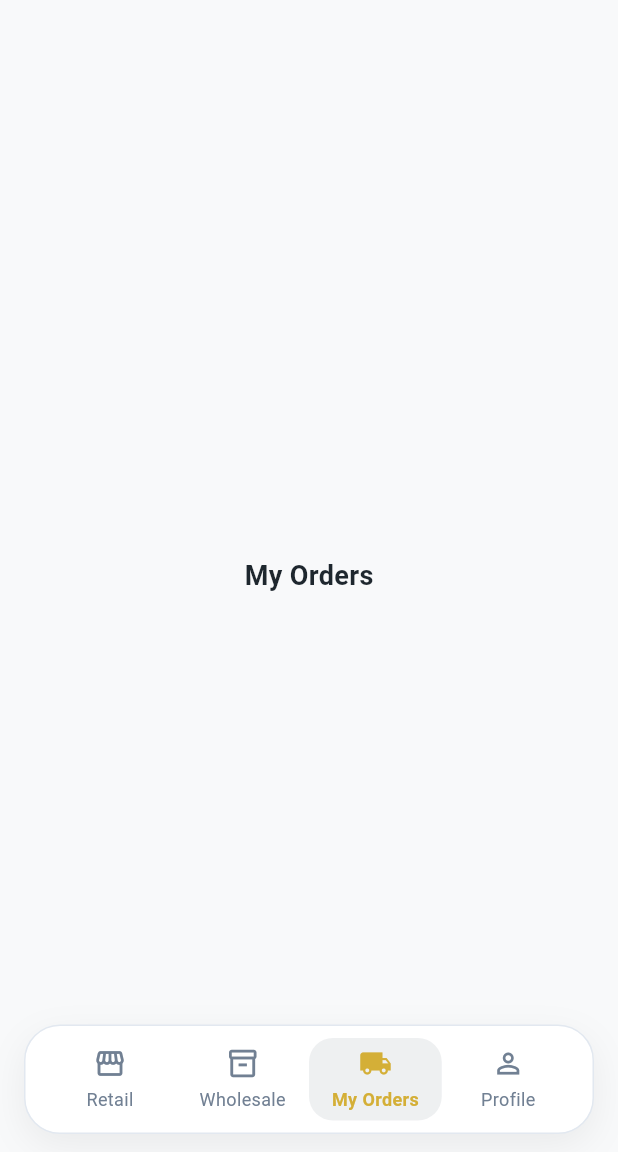
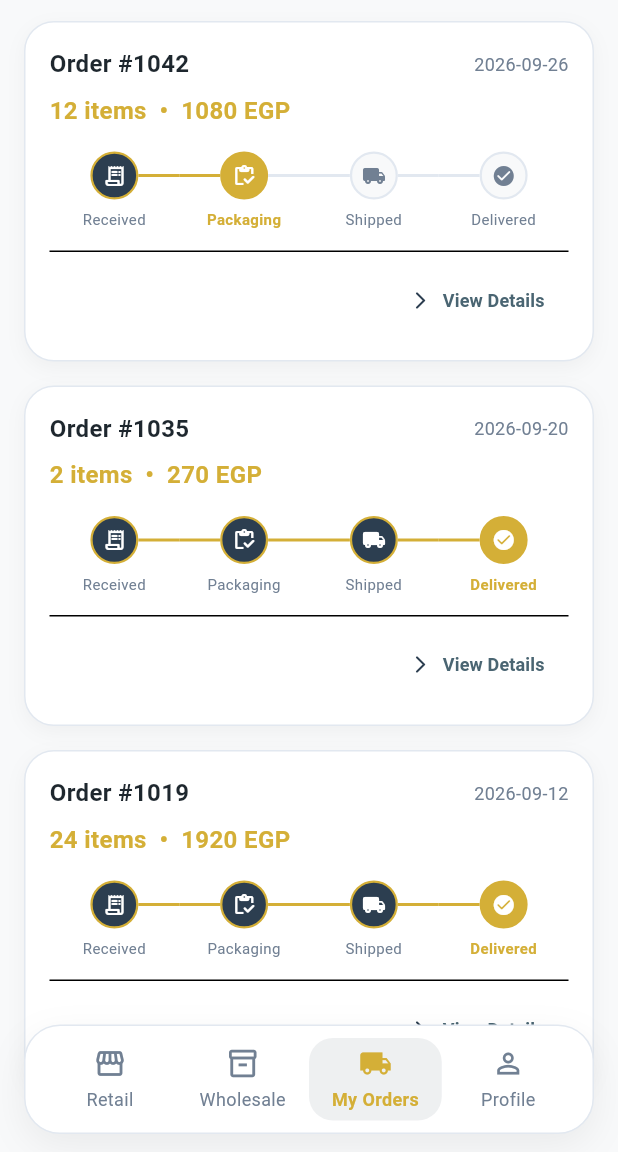
Before and after one commit to shimaakhaled1410-hue/mirrors-flutter, a Flutter app: the screen it shows after launch, item 3 of the bottom bar chosen, on a phone screen of 412 x 824 dp, the part 84-1236 px from its top. Run offline on Flutter 3.47's test engine with Material 3 defaults, Android fonts, the phone set to English and light mode, and no system bars; our stand-ins replace device_preview, go_router, google_fonts; Roboto replaces fonts that are missing (Cairo).

Commit message:
feat(orders): implement OrdersView with modular order cards and progress tracking stepper

```diff
--- /dev/null
+++ b/lib/data/models/order_ui_model.dart
@@ -0,0 +1,49 @@
+enum OrderStatus {
+  received(0),
+  preparing(1),
+  shipping(2),
+  delivered(3);
+
+  final int step;
+  const OrderStatus(this.step);
+}
+
+class OrderUiModel {
+  final String orderId;
+  final String date;
+  final int totalItems;
+  final double totalPrice;
+  final OrderStatus status;
+
+  const OrderUiModel({
+    required this.orderId,
+    required this.date,
+    required this.totalItems,
+    required this.totalPrice,
+    required this.status,
+  });
+}
+
+const List<OrderUiModel> kDummyOrders = [
+  OrderUiModel(
+    orderId: '1042',
+    date: '2026-09-26',
+    totalItems: 12,
+    totalPrice: 1080,
+    status: OrderStatus.preparing,
+  ),
+  OrderUiModel(
+    orderId: '1035',
+    date: '2026-09-20',
+    totalItems: 2,
+    totalPrice: 270,
+    status: OrderStatus.delivered,
+  ),
+  OrderUiModel(
+    orderId: '1019',
+    date: '2026-09-12',
+    totalItems: 24,
+    totalPrice: 1920,
+    status: OrderStatus.delivered,
+  ),
+];
--- a/lib/l10n/app_ar.arb
+++ b/lib/l10n/app_ar.arb
@@ -20,5 +20,12 @@
   "twoDozens": "دستتين (24)",
   "unitWholesalePrice": "سعر القطعة جملة",
   "totalPrice": "الإجمالي",
-  "piecesCount": "قطع"
+  "piecesCount": "قطع",
+  "orderNumber": "طلب رقم #",
+  "orderReceived": "تم الاستلام",
+  "orderPreparing": "تجهيز وتغليف",
+  "orderShipping": "مع الشحن",
+  "orderDelivered": "تم التوصيل",
+  "items": "منتجات",
+  "viewDetails": "تفاصيل الطلب"
 }
--- a/lib/l10n/app_en.arb
+++ b/lib/l10n/app_en.arb
@@ -20,5 +20,12 @@
   "twoDozens": "2 Dozens (24)",
   "unitWholesalePrice": "Piece wholesale",
   "totalPrice": "Total Price",
-  "piecesCount": "pieces"
+  "piecesCount": "pieces",
+  "orderNumber": "Order #",
+  "orderReceived": "Received",
+  "orderPreparing": "Packaging",
+  "orderShipping": "Shipped",
+  "orderDelivered": "Delivered",
+  "items": "items",
+  "viewDetails": "View Details"
 }
--- a/lib/l10n/app_localizations.dart
+++ b/lib/l10n/app_localizations.dart
@@ -223,6 +223,48 @@ abstract class AppLocalizations {
   /// In en, this message translates to:
   /// **'pieces'**
   String get piecesCount;
+
+  /// No description provided for @orderNumber.
+  ///
+  /// In en, this message translates to:
+  /// **'Order #'**
+  String get orderNumber;
+
+  /// No description provided for @orderReceived.
+  ///
+  /// In en, this message translates to:
+  /// **'Received'**
+  String get orderReceived;
+
+  /// No description provided for @orderPreparing.
+  ///
+  /// In en, this message translates to:
+  /// **'Packaging'**
+  String get orderPreparing;
+
+  /// No description provided for @orderShipping.
+  ///
+  /// In en, this message translates to:
+  /// **'Shipped'**
+  String get orderShipping;
+
+  /// No description provided for @orderDelivered.
+  ///
+  /// In en, this message translates to:
+  /// **'Delivered'**
+  String get orderDelivered;
+
+  /// No description provided for @items.
+  ///
+  /// In en, this message translates to:
+  /// **'items'**
+  String get items;
+
+  /// No description provided for @viewDetails.
+  ///
+  /// In en, this message translates to:
+  /// **'View Details'**
+  String get viewDetails;
 }
 
 class _AppLocalizationsDelegate
--- a/lib/l10n/app_localizations_ar.dart
+++ b/lib/l10n/app_localizations_ar.dart
@@ -70,4 +70,25 @@ class AppLocalizationsAr extends AppLocalizations {
 
   @override
   String get piecesCount => 'قطع';
+
+  @override
+  String get orderNumber => 'طلب رقم #';
+
+  @override
+  String get orderReceived => 'تم الاستلام';
+
+  @override
+  String get orderPreparing => 'تجهيز وتغليف';
+
+  @override
+  String get orderShipping => 'مع الشحن';
+
+  @override
+  String get orderDelivered => 'تم التوصيل';
+
+  @override
+  String get items => 'منتجات';
+
+  @override
+  String get viewDetails => 'تفاصيل الطلب';
 }
--- a/lib/l10n/app_localizations_en.dart
+++ b/lib/l10n/app_localizations_en.dart
@@ -70,4 +70,25 @@ class AppLocalizationsEn extends AppLocalizations {
 
   @override
   String get piecesCount => 'pieces';
+
+  @override
+  String get orderNumber => 'Order #';
+
+  @override
+  String get orderReceived => 'Received';
+
+  @override
+  String get orderPreparing => 'Packaging';
+
+  @override
+  String get orderShipping => 'Shipped';
+
+  @override
+  String get orderDelivered => 'Delivered';
+
+  @override
+  String get items => 'items';
+
+  @override
+  String get viewDetails => 'View Details';
 }
--- a/lib/presentation/screens/orders_view.dart
+++ b/lib/presentation/screens/orders_view.dart
@@ -1,17 +1,29 @@
 import 'package:flutter/material.dart';
-import 'package:mirrors_app/l10n/app_localizations.dart';
-import '../../../../core/utils/app_styles.dart';
+import 'package:mirrors_app/presentation/widgets/orders/order_card.dart';
+import '../../data/models/order_ui_model.dart';
 
 class OrdersView extends StatelessWidget {
   const OrdersView({super.key});
 
   @override
   Widget build(BuildContext context) {
-    return Center(
-      child: Text(
-        AppLocalizations.of(context)!.ordersTab,
-        style: AppStyles.bold18(context),
+    return ListView.builder(
+      padding: const EdgeInsets.only(
+        left: 16,
+        right: 16,
+        top: 14,
+        bottom: 100,
       ),
+      itemCount: kDummyOrders.length,
+      itemBuilder: (context, index) {
+        final order = kDummyOrders[index];
+        return OrderCard(
+          order: order,
+          onTap: () {
+            // TODO: Navigate to Order Details View
+          },
+        );
+      },
     );
   }
 }
--- a/lib/presentation/screens/retail_view.dart
+++ b/lib/presentation/screens/retail_view.dart
@@ -1,7 +1,7 @@
 import 'package:flutter/material.dart';
 import 'package:mirrors_app/l10n/app_localizations.dart';
-import 'package:mirrors_app/presentation/catalog/widgets/category_toggle_filter.dart';
-import 'package:mirrors_app/presentation/catalog/widgets/mirror_product_card.dart';
+import 'package:mirrors_app/presentation/widgets/catalog/category_toggle_filter.dart';
+import 'package:mirrors_app/presentation/widgets/catalog/mirror_product_card.dart';
 import '../../data/models/mirror_ui_model.dart';
 
 class RetailView extends StatefulWidget {
--- a/lib/presentation/screens/wholesale_view.dart
+++ b/lib/presentation/screens/wholesale_view.dart
@@ -1,8 +1,8 @@
 import 'package:flutter/material.dart';
 import 'package:mirrors_app/l10n/app_localizations.dart';
 import '../../data/models/mirror_ui_model.dart';
-import '../catalog/widgets/category_toggle_filter.dart';
-import '../catalog/widgets/wholesale_product_card.dart';
+import '../widgets/catalog/category_toggle_filter.dart';
+import '../widgets/catalog/wholesale_product_card.dart';
 
 class WholesaleView extends StatefulWidget {
   const WholesaleView({super.key});
--- /dev/null
+++ b/lib/presentation/widgets/orders/order_card.dart
@@ -0,0 +1,79 @@
+import 'package:flutter/material.dart';
+import 'package:mirrors_app/data/models/order_ui_model.dart';
+import 'package:mirrors_app/l10n/app_localizations.dart';
+import '../../../../core/utils/app_colors.dart';
+import '../../../../core/utils/app_styles.dart';
+import 'order_progress_stepper.dart';
+
+class OrderCard extends StatelessWidget {
+  final OrderUiModel order;
+  final VoidCallback onTap;
+
+  const OrderCard({super.key, required this.order, required this.onTap});
+
+  @override
+  Widget build(BuildContext context) {
+    final l10n = AppLocalizations.of(context)!;
+    final isDark = Theme.of(context).brightness == Brightness.dark;
+
+    return Container(
+      margin: const EdgeInsets.only(bottom: 16),
+      padding: const EdgeInsets.all(16),
+      decoration: BoxDecoration(
+        color: isDark ? AppColors.darkSurface : AppColors.lightSurface,
+        borderRadius: BorderRadius.circular(20),
+        border: Border.all(
+          color: isDark ? AppColors.darkBorder : AppColors.lightBorder,
+        ),
+        boxShadow: [
+          BoxShadow(
+            color: Colors.black.withValues(alpha: isDark ? 0.2 : 0.04),
+            blurRadius: 10,
+            offset: const Offset(0, 4),
+          ),
+        ],
+      ),
+      child: Column(
+        crossAxisAlignment: CrossAxisAlignment.start,
+        children: [
+          // Order Header
+          Row(
+            mainAxisAlignment: MainAxisAlignment.spaceBetween,
+            children: [
+              Text(
+                '${l10n.orderNumber}${order.orderId}',
+                style: AppStyles.semiBold16(context),
+              ),
+              Text(order.date, style: AppStyles.regular12(context)),
+            ],
+          ),
+          const SizedBox(height: 8),
+          Text(
+            '${order.totalItems} ${l10n.items}  •  ${order.totalPrice.toInt()} ${l10n.egp}',
+            style: AppStyles.bold16Accent,
+          ),
+          const SizedBox(height: 16),
+          // Progress Stepper
+          OrderProgressStepper(currentStatus: order.status),
+          const SizedBox(height: 14),
+          const Divider(height: 1),
+          const SizedBox(height: 8),
+          // Footer button
+          Align(
+            alignment: AlignmentDirectional.centerEnd,
+            child: TextButton.icon(
+              onPressed: onTap,
+              icon: const Icon(Icons.arrow_forward_ios_rounded, size: 14),
+              label: Text(
+                l10n.viewDetails,
+                style: AppStyles.semiBold16(
+                  context,
+                ).copyWith(fontSize: 12, color: AppColors.primaryLight),
+              ),
+            ),
+          ),
+        ],
+      ),
+    );
+  }
+}
--- /dev/null
+++ b/lib/presentation/widgets/orders/order_progress_stepper.dart
@@ -0,0 +1,108 @@
+import 'package:flutter/material.dart';
+import 'package:mirrors_app/data/models/order_ui_model.dart';
+import 'package:mirrors_app/l10n/app_localizations.dart';
+import '../../../../core/utils/app_colors.dart';
+import '../../../../core/utils/app_styles.dart';
+
+class OrderProgressStepper extends StatelessWidget {
+  final OrderStatus currentStatus;
+
+  const OrderProgressStepper({super.key, required this.currentStatus});
+
+  @override
+  Widget build(BuildContext context) {
+    final l10n = AppLocalizations.of(context)!;
+    final isDark = Theme.of(context).brightness == Brightness.dark;
+
+    final steps = [
+      {'title': l10n.orderReceived, 'icon': Icons.receipt_long_rounded},
+      {'title': l10n.orderPreparing, 'icon': Icons.inventory_rounded},
+      {'title': l10n.orderShipping, 'icon': Icons.local_shipping_rounded},
+      {'title': l10n.orderDelivered, 'icon': Icons.check_circle_rounded},
+    ];
+
+    return Row(
+      children: List.generate(steps.length, (index) {
+        final isCompleted = currentStatus.step >= index;
+        final isCurrent = currentStatus.step == index;
+        final step = steps[index];
+
+        return Expanded(
+          child: Column(
+            children: [
+              Row(
+                children: [
+                  Expanded(
+                    child: index == 0
+                        ? const SizedBox.shrink()
+                        : Container(
+                            height: 2,
+                            color: currentStatus.step >= index
+                                ? AppColors.accent
+                                : (isDark
+                                      ? AppColors.darkBorder
+                                      : AppColors.lightBorder),
+                          ),
+                  ),
+                  Container(
+                    width: 32,
+                    height: 32,
+                    decoration: BoxDecoration(
+                      shape: BoxShape.circle,
+                      color: isCompleted
+                          ? (isCurrent ? AppColors.accent : AppColors.primary)
+                          : (isDark
+                                ? AppColors.darkBackground
+                                : AppColors.lightBackground),
+                      border: Border.all(
+                        color: isCompleted
+                            ? AppColors.accent
+                            : (isDark
+                                  ? AppColors.darkBorder
+                                  : AppColors.lightBorder),
+                        width: 1.5,
+                      ),
+                    ),
+                    child: Icon(
+                      step['icon'] as IconData,
+                      size: 16,
+                      color: isCompleted
+                          ? Colors.white
+                          : (isDark
+                                ? AppColors.darkTextSecondary
+                                : AppColors.lightTextSecondary),
+                    ),
+                  ),
+                  Expanded(
+                    child: index == steps.length - 1
+                        ? const SizedBox.shrink()
+                        : Container(
+                            height: 2,
+                            color: currentStatus.step > index
+                                ? AppColors.accent
+                                : (isDark
+                                      ? AppColors.darkBorder
+                                      : AppColors.lightBorder),
+                          ),
+                  ),
+                ],
+              ),
+              const SizedBox(height: 6),
+              Text(
+                step['title'] as String,
+                textAlign: TextAlign.center,
+                maxLines: 1,
+                overflow: TextOverflow.ellipsis,
+                style: isCurrent
+                    ? AppStyles.semiBold16(
+                        context,
+                      ).copyWith(fontSize: 10, color: AppColors.accent)
+                    : AppStyles.regular12(context).copyWith(fontSize: 10),
+              ),
+            ],
+          ),
+        );
+      }),
+    );
+  }
+}
```
Also changed, not shown: lib/presentation/widgets/catalog/category_toggle_filter.dart (renamed from lib/presentation/catalog/widgets/category_toggle_filter.dart), lib/presentation/widgets/catalog/mirror_product_card.dart (renamed from lib/presentation/catalog/widgets/mirror_product_card.dart), lib/presentation/widgets/catalog/wholesale_product_card.dart (renamed from lib/presentation/catalog/widgets/wholesale_product_card.dart), lib/presentation/widgets/catalog/wholesale_tier_selector.dart (renamed from lib/presentation/catalog/widgets/wholesale_tier_selector.dart).
